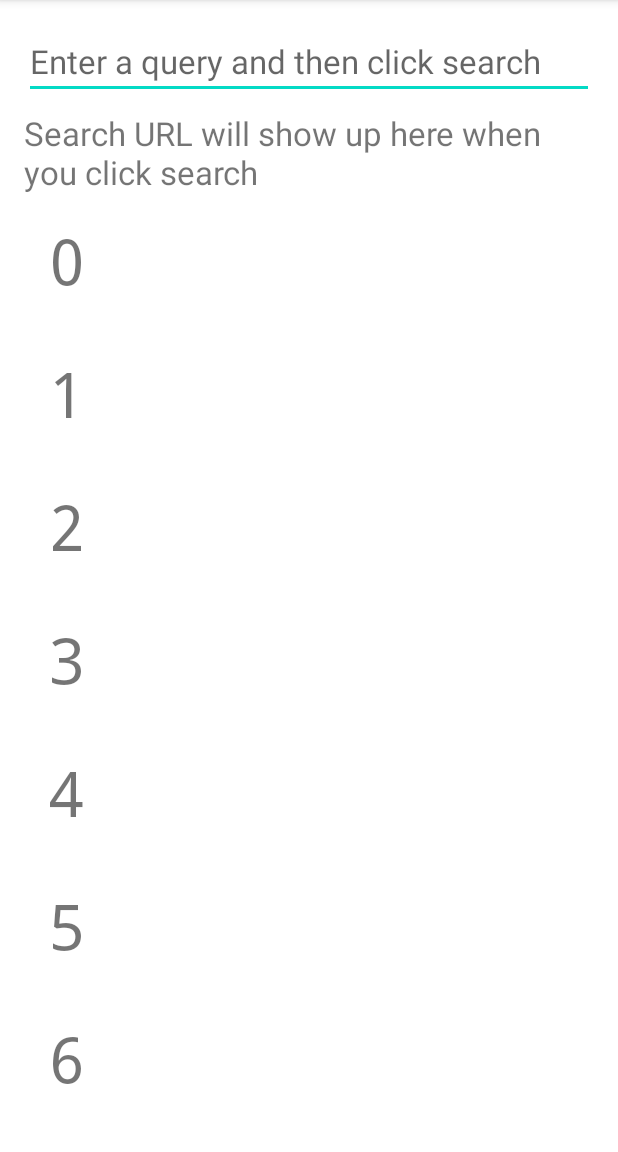
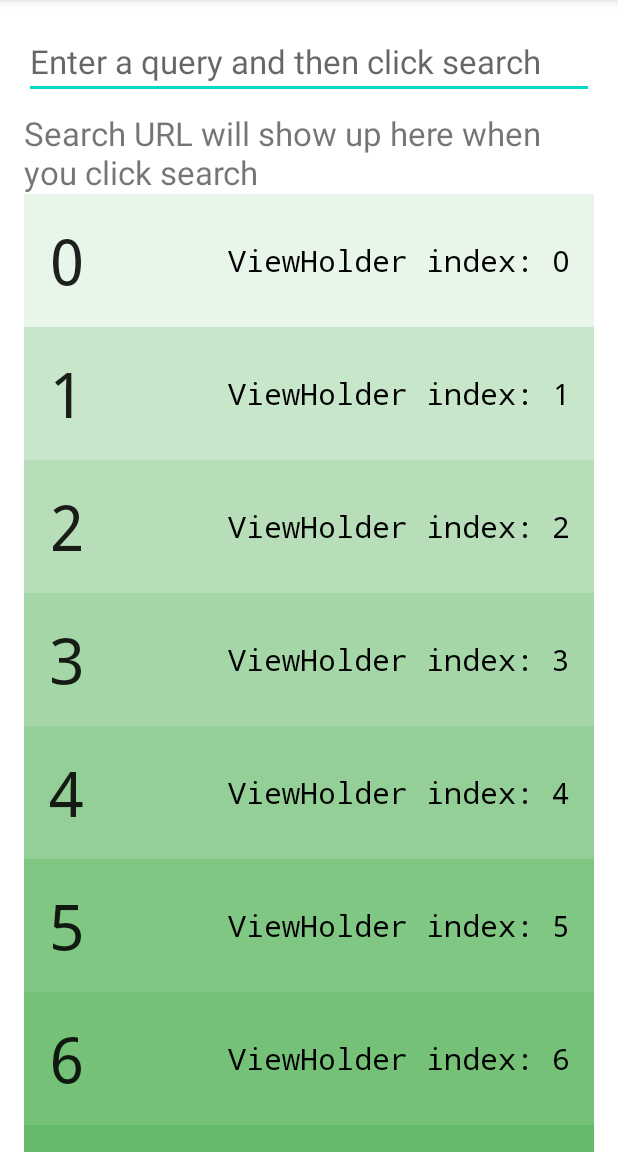
Before and after one commit to MathewLC/Favorite-Toys, an Android app: the screen it shows after launch (MainActivity), on a phone screen of 412 x 824 dp, the part 84-1236 px from its top. Run offline under Robolectric (Android 15) with nearby library versions, the phone set to English and light mode, and no system bars.

Commit message:
Lesson 03 Exercise 03 - 06

```diff
--- a/app/src/main/java/com/example/favoritetoys/GreenAdapter.kt
+++ b/app/src/main/java/com/example/favoritetoys/GreenAdapter.kt
@@ -7,6 +7,7 @@ import android.view.ViewGroup
 import android.widget.TextView
 import androidx.recyclerview.widget.RecyclerView
 import androidx.recyclerview.widget.RecyclerView.*
+import com.example.favoritetoys.utilities.ColorUtils
 
 
 /**
@@ -51,7 +52,15 @@ class GreenAdapter
         val shouldAttachToParentImmediately = false
         val view =
             inflater.inflate(layoutIdForListItem, viewGroup, shouldAttachToParentImmediately)
-        return NumberViewHolder(view)
+
+        var viewHolder = NumberViewHolder(view)
+        viewHolder.viewHolderIndex.text = "ViewHolder index: $viewHolderCount"
+        view.setBackgroundColor(
+            ColorUtils.getViewHolderBackgroundColorFromInstance(viewGroup.context, viewHolderCount)
+        )
+        viewHolderCount++
+        Log.d(TAG, "onCreateViewHolder: number of ViewHolders created: $viewHolderCount")
+        return viewHolder
     }
 
     /**
@@ -85,8 +94,8 @@ class GreenAdapter
     inner class NumberViewHolder(itemView: View) :
         ViewHolder(itemView) {
         // Will display the position in the list, ie 0 through getItemCount() - 1
-        var listItemNumberView: TextView
-
+        var listItemNumberView: TextView = itemView.findViewById(R.id.tv_item_number)
+        var viewHolderIndex: TextView = itemView.findViewById(R.id.tv_view_holder_instance)
         /**
          * A method we wrote for convenience. This method will take an integer as input and
          * use that integer to display the appropriate text within a list item.
@@ -96,21 +105,11 @@ class GreenAdapter
             listItemNumberView.text = listIndex.toString()
         }
 
-        /**
-         * Constructor for our ViewHolder. Within this constructor, we get a reference to our
-         * TextViews and set an onClickListener to listen for clicks. Those will be handled in the
-         * onClick method below.
-         * @param itemView The View that you inflated in
-         * [GreenAdapter.onCreateViewHolder]
-         */
-        init {
-            listItemNumberView = itemView.findViewById<View>(R.id.tv_item_number) as TextView
-        }
     }
-
 
 
     companion object {
         private val TAG = GreenAdapter::class.java.simpleName
+        private var viewHolderCount: Int = 0
     }
 }
--- a/app/src/main/res/layout/activity_main.xml
+++ b/app/src/main/res/layout/activity_main.xml
@@ -39,8 +39,6 @@
             android:textSize="22sp"
             android:padding="16dp"
             android:visibility="invisible"/>
-        <!--TODO (2) Replace the TextView with a RecyclerView with an id of "@+id/rv_numbers"-->
-        <!--TODO (3) Make the width and height of the RecyclerView match_parent-->
        <androidx.recyclerview.widget.RecyclerView
            android:id="@+id/rv_numbers"
            android:layout_width="match_parent"
--- a/app/src/main/res/layout/number_list_item.xml
+++ b/app/src/main/res/layout/number_list_item.xml
@@ -2,12 +2,25 @@
 <FrameLayout xmlns:android="http://schemas.android.com/apk/res/android"
     android:layout_width="match_parent"
     android:layout_height="wrap_content"
+    xmlns:tools="http://schemas.android.com/tools"
     android:padding="16dp">
     <TextView
         android:id="@+id/tv_item_number"
+        style="@style/TextAppearance.AppCompat.Title"
         android:layout_width="wrap_content"
         android:layout_height="wrap_content"
-        android:layout_gravity="center_vertical"
+        android:layout_gravity="center_vertical|start"
         android:fontFamily="monospace"
-        android:textSize="42sp"/>
+        android:textSize="42sp"
+        tools:text="#42" />
+
+    <TextView
+        android:id="@+id/tv_view_holder_instance"
+        style="@style/TextAppearance.AppCompat.Title"
+        android:layout_width="wrap_content"
+        android:layout_height="wrap_content"
+        android:layout_gravity="center_vertical|end"
+        android:fontFamily="monospace"
+        android:textColor="#000"
+        tools:text="ViewHolder instance: 7" />
 </FrameLayout>
```
